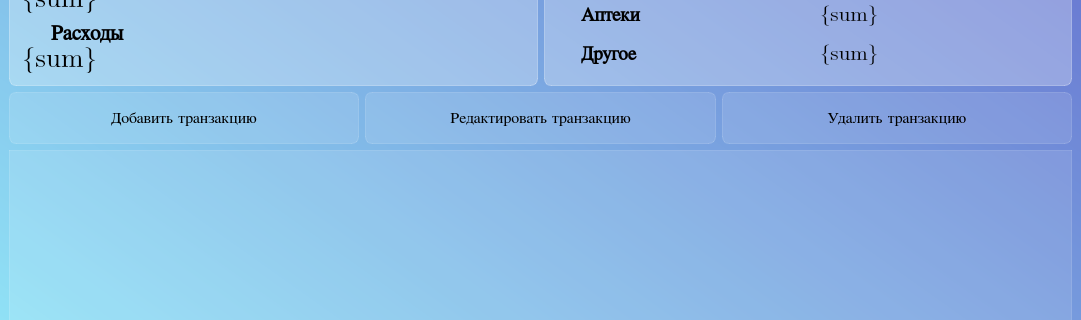
First picture: the form in expence_tracker.ui, repository fhiwniwxnms/QtProject, before the edit; both pictures show x 0 to 1081 and y 144 to 464 of the 1081 by 768 pixel window.
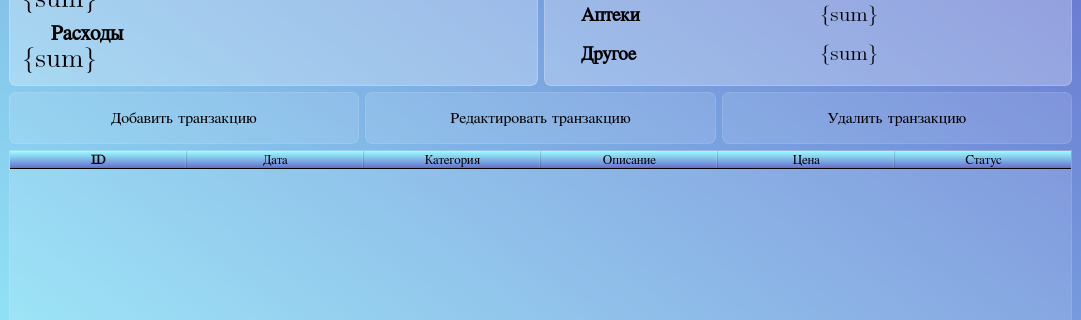
Second picture: the form after the edit. Icons and pictures are not drawn.

```diff
--- a/expence_tracker.ui
+++ b/expence_tracker.ui
@@ -677,12 +677,24 @@
         <verstretch>0</verstretch>
        </sizepolicy>
       </property>
+      <property name="minimumSize">
+       <size>
+        <width>1063</width>
+        <height>0</height>
+       </size>
+      </property>
       <property name="font">
        <font>
         <family>Cambria Math</family>
         <pointsize>22</pointsize>
        </font>
       </property>
+      <property name="layoutDirection">
+       <enum>Qt::LayoutDirection::LeftToRight</enum>
+      </property>
+      <property name="autoFillBackground">
+       <bool>false</bool>
+      </property>
       <property name="styleSheet">
        <string notr="true">QTableWidget {
 background-color: rgba(255, 255, 255, 30);
@@ -707,18 +719,128 @@
 background-color: rgba(255, 255, 255, 50);
 }</string>
       </property>
+      <property name="frameShape">
+       <enum>QFrame::Shape::StyledPanel</enum>
+      </property>
+      <property name="frameShadow">
+       <enum>QFrame::Shadow::Sunken</enum>
+      </property>
       <property name="verticalScrollBarPolicy">
        <enum>Qt::ScrollBarPolicy::ScrollBarAlwaysOff</enum>
       </property>
       <property name="horizontalScrollBarPolicy">
        <enum>Qt::ScrollBarPolicy::ScrollBarAlwaysOff</enum>
       </property>
+      <property name="sizeAdjustPolicy">
+       <enum>QAbstractScrollArea::SizeAdjustPolicy::AdjustToContents</enum>
+      </property>
       <property name="showGrid">
        <bool>false</bool>
       </property>
+      <property name="columnCount">
+       <number>6</number>
+      </property>
       <attribute name="horizontalHeaderVisible">
        <bool>true</bool>
       </attribute>
+      <attribute name="horizontalHeaderCascadingSectionResizes">
+       <bool>false</bool>
+      </attribute>
+      <attribute name="horizontalHeaderMinimumSectionSize">
+       <number>43</number>
+      </attribute>
+      <attribute name="horizontalHeaderDefaultSectionSize">
+       <number>177</number>
+      </attribute>
+      <attribute name="horizontalHeaderHighlightSections">
+       <bool>true</bool>
+      </attribute>
+      <attribute name="horizontalHeaderShowSortIndicator" stdset="0">
+       <bool>false</bool>
+      </attribute>
+      <attribute name="horizontalHeaderStretchLastSection">
+       <bool>true</bool>
+      </attribute>
+      <attribute name="verticalHeaderCascadingSectionResizes">
+       <bool>false</bool>
+      </attribute>
+      <attribute name="verticalHeaderStretchLastSection">
+       <bool>false</bool>
+      </attribute>
+      <column>
+       <property name="text">
+        <string>ID</string>
+       </property>
+       <property name="font">
+        <font>
+         <family>Cambria Math</family>
+         <pointsize>10</pointsize>
+         <bold>true</bold>
+        </font>
+       </property>
+       <property name="background">
+        <color alpha="0">
+         <red>111</red>
+         <green>135</green>
+         <blue>158</blue>
+        </color>
+       </property>
+      </column>
+      <column>
+       <property name="text">
+        <string>Дата</string>
+       </property>
+       <property name="font">
+        <font>
+         <family>Cambria Math</family>
+         <pointsize>10</pointsize>
+        </font>
+       </property>
+      </column>
+      <column>
+       <property name="text">
+        <string>Категория</string>
+       </property>
+       <property name="font">
+        <font>
+         <family>Cambria Math</family>
+         <pointsize>10</pointsize>
+        </font>
+       </property>
+      </column>
+      <column>
+       <property name="text">
+        <string>Описание</string>
+       </property>
+       <property name="font">
+        <font>
+         <family>Cambria Math</family>
+         <pointsize>10</pointsize>
+        </font>
+       </property>
+      </column>
+      <column>
+       <property name="text">
+        <string>Цена</string>
+       </property>
+       <property name="font">
+        <font>
+         <family>Cambria Math</family>
+         <pointsize>10</pointsize>
+        </font>
+       </property>
+      </column>
+      <column>
+       <property name="text">
+        <string>Статус</string>
+       </property>
+       <property name="font">
+        <font>
+         <family>Cambria Math</family>
+         <pointsize>10</pointsize>
+        </font>
+       </property>
+      </column>
      </widget>
     </item>
    </layout>
```
Left out of the diff: 20 changed lines with no effect on the pictures.
